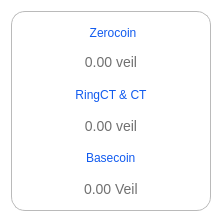
Above: src/qt/veil/forms/tooltipbalance.ui from Veil-Project/veil before the change. Below: the same form after it.
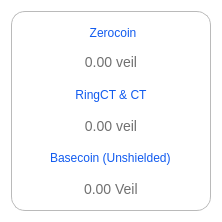
That is the form after the change. Icons and pictures are not drawn.

Commit message:
Removed RingCT from the balance tooltip
To avoid potential confusion (which I've already seen within our own team members) that there are three coins (or states) in Veil, and to continue with the consistent presentation in all our documentation that the network supports "zerocoins" and "basecoins"

What changed in the file:
```diff
--- a/src/qt/veil/forms/tooltipbalance.ui
+++ b/src/qt/veil/forms/tooltipbalance.ui
@@ -164,7 +164,7 @@
 text-align:center;</string>
         </property>
         <property name="text">
-         <string>Basecoin</string>
+         <string>Basecoin (Unshielded)</string>
         </property>
        </widget>
       </item>
```
